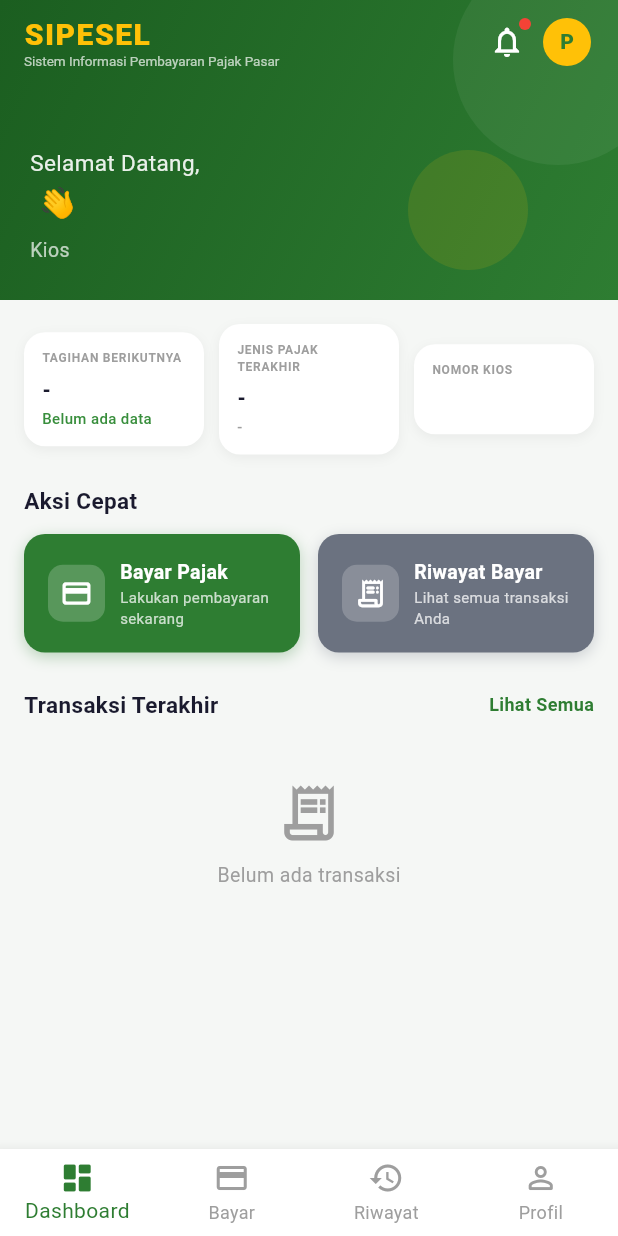
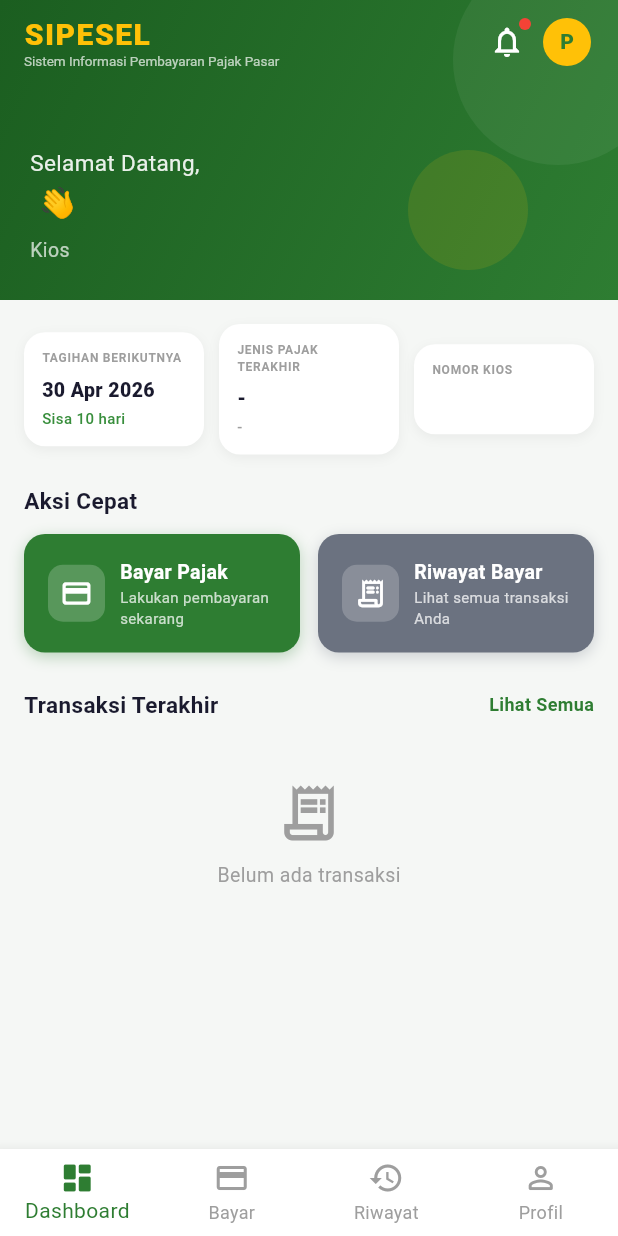
Before and after one commit to zaiddnbl/pemob, a Flutter app: the MainScreen screen opened directly, on a phone screen of 412 x 824 dp. Run offline on Flutter 3.47's test engine with Material 3 defaults, Android fonts, the light colour scheme and no system bars; accounts and stored records are empty.

Commit message:
perbaikan dashboard

```diff
--- a/pemob_flutter/lib/screens/dashboard_screen.dart
+++ b/pemob_flutter/lib/screens/dashboard_screen.dart
@@ -9,10 +9,16 @@ class DashboardScreen extends StatefulWidget {
   const DashboardScreen({super.key});
 
   @override
-  State<DashboardScreen> createState() => _DashboardScreenState();
+  State<DashboardScreen> createState() => DashboardScreenState(); // ✅ Baris 12: Hapus '_'
 }
 
-class _DashboardScreenState extends State<DashboardScreen> {
+class DashboardScreenState extends State<DashboardScreen> { // ✅ Baris 15: Hapus '_'
+
+  // ✅ Baris 17: Tambahkan fungsi refresh
+  void refreshData() {
+    setState(() {});
+  }
+
   String _formatRupiah(double amount) {
     final str = amount.toInt().toString();
     final buffer = StringBuffer();
@@ -31,25 +37,15 @@ class _DashboardScreenState extends State<DashboardScreen> {
     return list;
   }
 
+  // ✅ Baris 35: Ambil data paling atas (terbaru) tanpa filter 'berhasil'
+  // agar "Jenis Pajak Terakhir" langsung update meski status masih pending.
   PembayaranModel? get _pembayaranTerakhir {
-    final berhasil = _riwayatSaya.where((p) => p.status == 'berhasil').toList();
-    return berhasil.isNotEmpty ? berhasil.first : null;
+    return _riwayatSaya.isNotEmpty ? _riwayatSaya.first : null;
   }
 
+  // ✅ Baris 41: Ubah menjadi Dummy (10 hari dari sekarang)
   DateTime? get _tagihanBerikutnya {
-    final last = _pembayaranTerakhir;
-    if (last == null) return null;
-    final lastDate = DateTime.parse(last.tanggal.split(' ')[0]);
-    switch (last.jenisPajak) {
-      case 'harian':
-        return lastDate.add(const Duration(days: 1));
-      case 'mingguan':
-        return lastDate.add(const Duration(days: 7));
-      case 'bulanan':
-        return lastDate.add(const Duration(days: 30));
-      default:
-        return null;
-    }
+    return DateTime.now().add(const Duration(days: 10));
   }
 
   String _formatTanggal(DateTime dt) {
@@ -75,7 +71,6 @@ class _DashboardScreenState extends State<DashboardScreen> {
       backgroundColor: AppTheme.bgColor,
       body: CustomScrollView(
         slivers: [
-          // ── SliverAppBar ──────────────────────────────────────
           SliverAppBar(
             pinned: true,
             expandedHeight: 200,
@@ -104,7 +99,6 @@ class _DashboardScreenState extends State<DashboardScreen> {
               ],
             ),
             actions: [
-              // ✅ Stack + Positioned — badge notifikasi (ETS requirement)
               Stack(
                 alignment: Alignment.center,
                 children: [
@@ -242,7 +236,6 @@ class _DashboardScreenState extends State<DashboardScreen> {
               child: Column(
                 crossAxisAlignment: CrossAxisAlignment.start,
                 children: [
-                  // ── 3 Info Cards ─────────────────────────────
                   Row(
                     children: [
                       Expanded(
@@ -284,7 +277,6 @@ class _DashboardScreenState extends State<DashboardScreen> {
 
                   const SizedBox(height: 20),
 
-                  // ── Aksi Cepat ────────────────────────────────
                   const Text(
                     'Aksi Cepat',
                     style: TextStyle(
@@ -302,7 +294,6 @@ class _DashboardScreenState extends State<DashboardScreen> {
                           title: 'Bayar Pajak',
                           subtitle: 'Lakukan pembayaran sekarang',
                           color: AppTheme.primaryGreen,
-                          // ✅ FIX: switch tab, bukan Navigator.push
                           onTap: () => MainScreen.goToTab(1),
                         ),
                       ),
@@ -313,7 +304,6 @@ class _DashboardScreenState extends State<DashboardScreen> {
                           title: 'Riwayat Bayar',
                           subtitle: 'Lihat semua transaksi Anda',
                           color: const Color(0xFF6B7280),
-                          // ✅ FIX: switch tab, bukan Navigator.push
                           onTap: () => MainScreen.goToTab(2),
                         ),
                       ),
@@ -322,7 +312,6 @@ class _DashboardScreenState extends State<DashboardScreen> {
 
                   const SizedBox(height: 24),
 
-                  // ── Transaksi Terakhir ────────────────────────
                   Row(
                     mainAxisAlignment: MainAxisAlignment.spaceBetween,
                     children: [
@@ -335,7 +324,6 @@ class _DashboardScreenState extends State<DashboardScreen> {
                         ),
                       ),
                       GestureDetector(
-                        // ✅ FIX: switch tab, bukan Navigator.push
                         onTap: () => MainScreen.goToTab(2),
                         child: const Text(
                           'Lihat Semua',
@@ -350,7 +338,6 @@ class _DashboardScreenState extends State<DashboardScreen> {
                   ),
                   const SizedBox(height: 12),
 
-                  // Daftar 3 transaksi terakhir dari runtimePembayaran
                   ..._riwayatSaya.take(3).map((p) => _transaksiTile(p)),
 
                   if (_riwayatSaya.isEmpty)
@@ -380,8 +367,6 @@ class _DashboardScreenState extends State<DashboardScreen> {
       ),
     );
   }
-
-  // ── Widget Helpers ────────────────────────────────────────
 
   Widget _infoCard({
     required String label,
--- a/pemob_flutter/lib/screens/main_screen.dart
+++ b/pemob_flutter/lib/screens/main_screen.dart
@@ -7,8 +7,9 @@ import 'profil_screen.dart';
 
 final GlobalKey<MainScreenState> mainScreenKey = GlobalKey<MainScreenState>();
 
-// ✅ GlobalKey khusus RiwayatScreen agar bisa dipanggil refresh() dari luar
 final GlobalKey<RiwayatScreenState> riwayatScreenKey = GlobalKey<RiwayatScreenState>();
+// ✅ Baris 12: Tambahkan GlobalKey untuk Dashboard
+final GlobalKey<DashboardScreenState> dashboardScreenKey = GlobalKey<DashboardScreenState>();
 
 class MainScreen extends StatefulWidget {
   MainScreen() : super(key: mainScreenKey);
@@ -24,9 +25,9 @@ class MainScreen extends StatefulWidget {
 class MainScreenState extends State<MainScreen> {
   int _currentIndex = 0;
 
-  // ✅ RiwayatScreen diberi key agar state-nya bisa diakses langsung
   late final List<Widget> _screens = [
-    const DashboardScreen(),
+    // ✅ Baris 31: Pasang key ke DashboardScreen
+    DashboardScreen(key: dashboardScreenKey),
     const PembayaranScreen(),
     RiwayatScreen(key: riwayatScreenKey),
     const ProfilScreen(),
@@ -34,7 +35,13 @@ class MainScreenState extends State<MainScreen> {
 
   void setTab(int index) {
     setState(() => _currentIndex = index);
-    // ✅ Refresh saat masuk tab Riwayat
+
+    // ✅ Baris 42-44: Refresh saat masuk tab Dashboard (index 0)
+    if (index == 0) {
+      dashboardScreenKey.currentState?.refreshData();
+    }
+
+    // Refresh saat masuk tab Riwayat (index 2)
     if (index == 2) {
       riwayatScreenKey.currentState?.refreshData();
     }
@@ -48,7 +55,6 @@ class MainScreenState extends State<MainScreen> {
         children: _screens,
       ),
 
-      // ✅ LANGSUNG pakai BottomNavigationBar tanpa Stack & Positioned
       bottomNavigationBar: BottomNavigationBar(
         currentIndex: _currentIndex,
         onTap: (i) => setTab(i),
```
